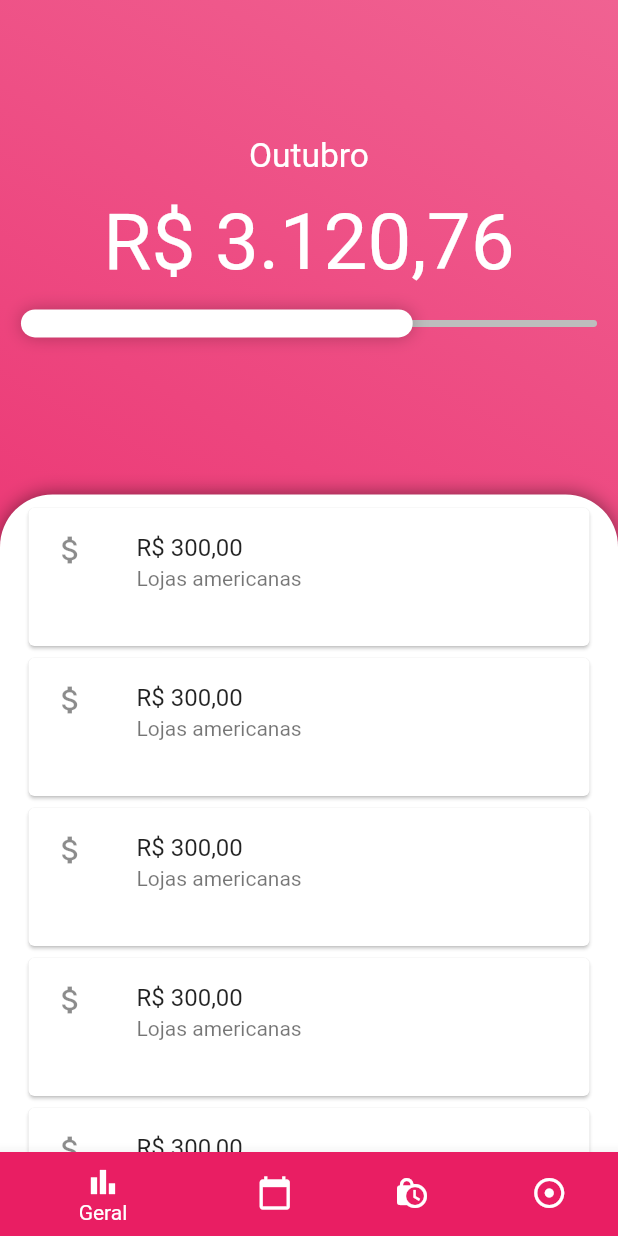
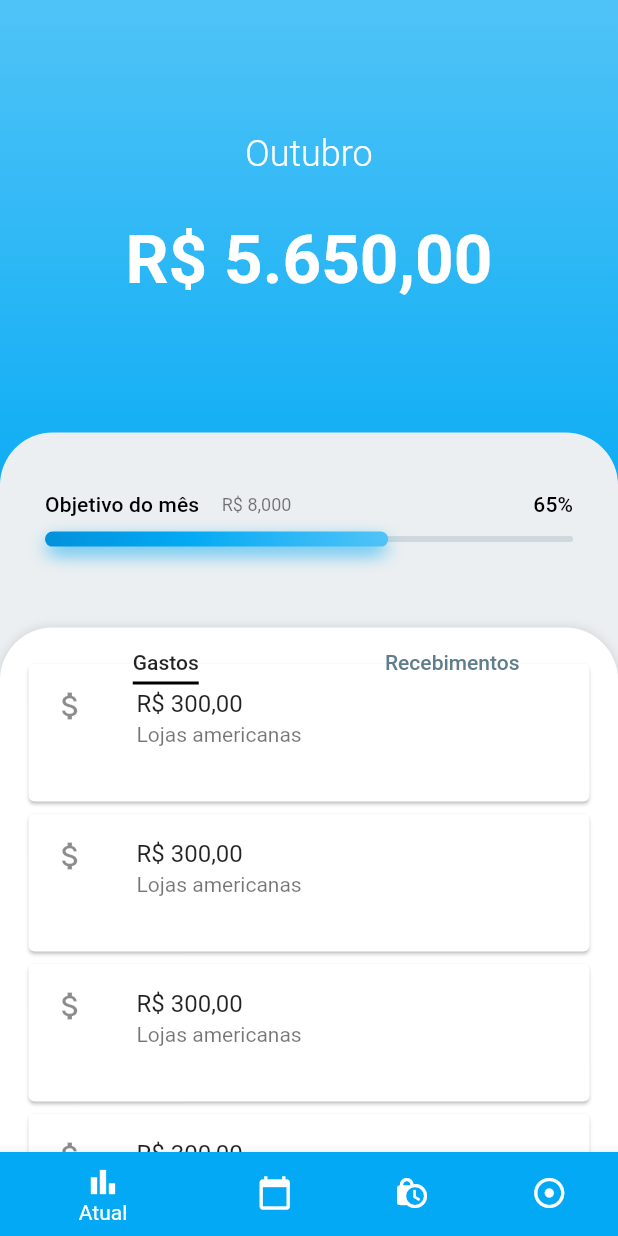
Before and after one commit to LeonardoLpds/personal_expenses, a Flutter app: the screen it shows after launch, on a phone screen of 412 x 824 dp. Run offline on Flutter 3.47's test engine with Material 2 defaults, Android fonts, the phone set to English and light mode, and no system bars.

Commit message:
Finalizando layout da area superior da home

```diff
--- a/lib/main.dart
+++ b/lib/main.dart
@@ -13,8 +13,8 @@ class MyApp extends StatelessWidget {
     return MaterialApp(
       title: 'Despesas Pessoais',
       theme: ThemeData(
-        primarySwatch: Colors.pink,
-        primaryColorLight: Colors.pink.shade300,
+        primarySwatch: Colors.lightBlue,
+        primaryColorLight: Colors.lightBlue.shade300,
       ),
       home: const MainLayout(),
     );
--- a/lib/routes.dart
+++ b/lib/routes.dart
@@ -22,7 +22,7 @@ final pages = [
   AppScreens(
     path: "/home",
     screen: const HomeScreen(),
-    title: "Geral",
+    title: "Atual",
     icon: const Icon(Icons.bar_chart),
   ),
   AppScreens(
--- a/lib/screens/home_screen.dart
+++ b/lib/screens/home_screen.dart
@@ -1,6 +1,9 @@
 import 'dart:math';
 
 import 'package:flutter/material.dart';
+import 'package:personal_expenses/widgets/default_gradient.dart';
+import 'package:personal_expenses/widgets/subtitle_text.dart';
+import 'package:personal_expenses/widgets/title_text.dart';
 
 class HomeScreen extends StatefulWidget {
   const HomeScreen({Key? key}) : super(key: key);
@@ -26,102 +29,168 @@ class _HomeScreenState extends State<HomeScreen> {
   @override
   Widget build(BuildContext context) {
     final Size size = MediaQuery.of(context).size;
-    final double topHeight = size.height * 0.40;
-
+    final double topHeight = size.height * 0.35;
+    // Screen Container
     return Container(
       decoration: BoxDecoration(
-        gradient: LinearGradient(
-          begin: Alignment.bottomLeft,
-          end: Alignment.topRight,
-          colors: [
-            Theme.of(context).primaryColor,
-            Theme.of(context).primaryColorLight,
-          ],
-        ),
+        gradient: DefaultGradient.linear(context),
       ),
       height: size.height,
       child: Column(
         children: [
-          AnimatedContainer(
-            duration: const Duration(milliseconds: 10),
+          // Top Container
+          Container(
             width: size.width,
             height:
-                closeTop ? max(0, topHeight - controller.offset) : topHeight,
+                closeTop ? max(80, topHeight - controller.offset) : topHeight,
             alignment: Alignment.center,
             child: FittedBox(
               fit: BoxFit.fill,
               child: Column(
                 mainAxisAlignment: MainAxisAlignment.center,
+                children: const [
+                  SubtitleText("Outubro"),
+                  SizedBox(height: 30),
+                  TitleText("R\$ 5.650,00"),
+                ],
+              ),
+            ),
+          ),
+
+          // Bottom container
+          Expanded(
+            child: Stack(
+              alignment: Alignment.bottomCenter,
+              children: [
+                // Barra de orçamento planejado
+                Container(
+                  padding: const EdgeInsets.only(top: 40, left: 30, right: 30),
+                  decoration: BoxDecoration(
+                    color: Colors.blueGrey.shade50,
+                    borderRadius: const BorderRadius.all(
+                      Radius.circular(35),
+                    ),
+                  ),
+                  child: Column(
+                    crossAxisAlignment: CrossAxisAlignment.start,
+                    children: [
+                      Row(
+                        mainAxisAlignment: MainAxisAlignment.spaceBetween,
+                        children: [
+                          Row(
                             children: [
                               Text(
-                    "Outubro",
-                    style: Theme.of(context)
-                        .textTheme
-                        .headline5!
-                        .copyWith(color: Colors.white),
+                                "Objetivo do mês",
+                                style: Theme.of(context).textTheme.subtitle2,
                               ),
                               const SizedBox(
-                    height: 15,
+                                width: 15,
                               ),
                               Text(
-                    "R\$ 3.120,76",
-                    style: Theme.of(context)
-                        .textTheme
-                        .headline2!
-                        .copyWith(color: Colors.white),
+                                "R\$ 8,000",
+                                style: Theme.of(context).textTheme.caption,
                               ),
+                            ],
+                          ),
+                          Text(
+                            "65%",
+                            style: Theme.of(context).textTheme.subtitle2,
+                            textAlign: TextAlign.end,
+                          )
+                        ],
+                      ),
+                      const SizedBox(height: 10),
                       Stack(
                         alignment: Alignment.centerLeft,
                         children: [
                           Container(
-                        margin: const EdgeInsets.all(15),
                             decoration: BoxDecoration(
-                          color: Colors.grey.shade400,
+                              color: Colors.blueGrey.shade100,
                               borderRadius: const BorderRadius.all(
                                 Radius.circular(50),
                               ),
                             ),
-                        height: 5,
-                        width: size.width,
+                            height: 4,
+                            width: size.width - 60,
                           ),
                           Container(
-                        decoration: const BoxDecoration(
+                            decoration: BoxDecoration(
                               boxShadow: [
                                 BoxShadow(
-                              color: Colors.black26,
+                                  color: Theme.of(context).primaryColor,
                                   blurRadius: 10,
+                                  offset: const Offset(0, 5),
+                                  spreadRadius: -1.4,
                                 )
                               ],
-                          color: Colors.white,
-                          borderRadius: BorderRadius.all(
+                              gradient: DefaultGradient.radial(context),
+                              borderRadius: const BorderRadius.all(
                                 Radius.circular(50),
                               ),
                             ),
-                        margin: const EdgeInsets.all(15),
-                        height: 20,
-                        width: size.width * 0.68,
+                            height: 10,
+                            width: (size.width - 60) * 0.65,
                           ),
                         ],
                       ),
                     ],
                   ),
                 ),
-          ),
-          Expanded(
-            child: AnimatedContainer(
-              duration: const Duration(milliseconds: 0),
-              padding: const EdgeInsets.only(left: 15, top: 5, right: 15),
-              decoration: BoxDecoration(
-                boxShadow: const [
-                  BoxShadow(color: Colors.black45, blurRadius: 10)
+
+                // Lançamentos
+                Container(
+                  margin: const EdgeInsets.only(top: 130),
+                  padding: const EdgeInsets.symmetric(horizontal: 15),
+                  decoration: const BoxDecoration(
+                    boxShadow: [
+                      BoxShadow(color: Colors.black12, blurRadius: 5)
                     ],
                     borderRadius: BorderRadius.vertical(
-                  top: Radius.circular(
-                      closeTop ? max(0, 35 - controller.offset) : 35),
+                      top: Radius.circular(35),
                     ),
                     color: Colors.white,
                   ),
-              child: ListView.builder(
+                  child: Column(
+                    children: [
+                      Expanded(
+                        child: DefaultTabController(
+                          length: 2,
+                          child: Scaffold(
+                            backgroundColor: Colors.transparent,
+                            appBar: PreferredSize(
+                              preferredSize: const Size.fromHeight(20),
+                              child: AppBar(
+                                flexibleSpace: Column(
+                                  children: const [
+                                    TabBar(
+                                      unselectedLabelColor: Colors.blueGrey,
+                                      indicatorColor: Colors.black,
+                                      indicatorSize: TabBarIndicatorSize.label,
+                                      tabs: [
+                                        Padding(
+                                          padding: EdgeInsets.only(
+                                            bottom: 5,
+                                            top: 15,
+                                          ),
+                                          child: Text("Gastos"),
+                                        ),
+                                        Padding(
+                                          padding: EdgeInsets.only(
+                                            bottom: 5,
+                                            top: 15,
+                                          ),
+                                          child: Text("Recebimentos"),
+                                        )
+                                      ],
+                                    )
+                                  ],
+                                ),
+                                backgroundColor: Colors.transparent,
+                                elevation: 0,
+                              ),
+                            ),
+                            body: TabBarView(children: [
+                              ListView.builder(
                                 controller: controller,
                                 itemCount: 10,
                                 physics: const BouncingScrollPhysics(),
@@ -138,6 +207,17 @@ class _HomeScreenState extends State<HomeScreen> {
                                   ),
                                 ),
                               ),
+                              const Center(
+                                child: Text("Recebimentos"),
+                              )
+                            ]),
+                          ),
+                        ),
+                      ),
+                    ],
+                  ),
+                )
+              ],
             ),
           ),
         ],
--- /dev/null
+++ b/lib/widgets/default_gradient.dart
@@ -0,0 +1,29 @@
+import 'package:flutter/material.dart';
+
+abstract class DefaultGradient {
+  static LinearGradient linear(context) {
+    return LinearGradient(
+      begin: Alignment.bottomCenter,
+      end: Alignment.topCenter,
+      tileMode: TileMode.mirror,
+      colors: [
+        Theme.of(context).primaryColorDark,
+        Theme.of(context).primaryColor,
+        Theme.of(context).primaryColorLight,
+      ],
+    );
+  }
+
+  static RadialGradient radial(context) {
+    return RadialGradient(
+      center: Alignment.topRight,
+      focal: Alignment.topCenter,
+      focalRadius: 15,
+      colors: [
+        Theme.of(context).primaryColorDark,
+        Theme.of(context).primaryColor,
+        Theme.of(context).primaryColorLight,
+      ],
+    );
+  }
+}
--- /dev/null
+++ b/lib/widgets/subtitle_text.dart
@@ -0,0 +1,18 @@
+import 'package:flutter/material.dart';
+
+class SubtitleText extends StatelessWidget {
+  const SubtitleText(this.text, {Key? key}) : super(key: key);
+
+  final String text;
+
+  @override
+  Widget build(BuildContext context) {
+    return Text(
+      text,
+      style: Theme.of(context)
+          .textTheme
+          .headline5!
+          .copyWith(color: Colors.white, fontWeight: FontWeight.w300),
+    );
+  }
+}
--- /dev/null
+++ b/lib/widgets/title_text.dart
@@ -0,0 +1,18 @@
+import 'package:flutter/material.dart';
+
+class TitleText extends StatelessWidget {
+  const TitleText(this.text, {Key? key}) : super(key: key);
+
+  final String text;
+
+  @override
+  Widget build(BuildContext context) {
+    return Text(
+      text,
+      style: Theme.of(context)
+          .textTheme
+          .headline3!
+          .copyWith(color: Colors.white, fontWeight: FontWeight.bold),
+    );
+  }
+}
```
Lines whose indentation alone changed are shown as unchanged.
